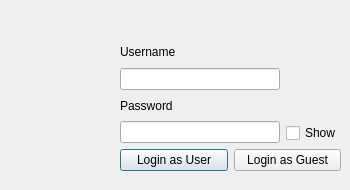
Above: src/windows/login.ui from fast-food-finder-associates/FastFoodFinder before the change. Below: the same form after it.
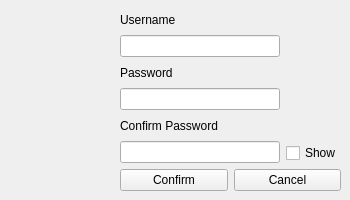
That is the form after the change. The open tabs and pages were chosen to show the change. Icons and pictures are not drawn.

Commit message: Registration form completed, removed authFile.txt from resources

Diff of the .ui file:
```diff
--- a/src/windows/login.ui
+++ b/src/windows/login.ui
@@ -7,7 +7,7 @@
     <x>0</x>
     <y>0</y>
     <width>350</width>
-    <height>190</height>
+    <height>200</height>
    </rect>
   </property>
   <property name="windowTitle">
@@ -20,23 +20,36 @@
   <widget class="QLabel" name="label_logo">
    <property name="geometry">
     <rect>
-     <x>0</x>
-     <y>0</y>
-     <width>120</width>
-     <height>190</height>
+     <x>9</x>
+     <y>9</y>
+     <width>101</width>
+     <height>181</height>
     </rect>
    </property>
    <property name="text">
     <string/>
    </property>
   </widget>
-  <widget class="QWidget" name="layoutWidget">
+  <widget class="QStackedWidget" name="stackedWidget">
    <property name="geometry">
     <rect>
      <x>120</x>
-     <y>20</y>
+     <y>10</y>
      <width>221</width>
-     <height>151</height>
+     <height>181</height>
+    </rect>
+   </property>
+   <property name="currentIndex">
+    <number>0</number>
+   </property>
+   <widget class="QWidget" name="page_login">
+    <widget class="QWidget" name="layoutWidget">
+     <property name="geometry">
+      <rect>
+       <x>0</x>
+       <y>0</y>
+       <width>221</width>
+       <height>179</height>
     </rect>
    </property>
    <layout class="QVBoxLayout" name="verticalLayout_2">
@@ -51,6 +64,9 @@
         <pointsize>9</pointsize>
        </font>
       </property>
+        <property name="styleSheet">
+         <string notr="true"/>
+        </property>
       <property name="frameShape">
        <enum>QFrame::NoFrame</enum>
       </property>
@@ -136,24 +152,170 @@
     <item>
      <layout class="QHBoxLayout" name="horizontalLayout">
       <item>
-       <widget class="QPushButton" name="pushButton_registered">
+         <spacer name="horizontalSpacer">
+          <property name="orientation">
+           <enum>Qt::Horizontal</enum>
+          </property>
+          <property name="sizeHint" stdset="0">
+           <size>
+            <width>40</width>
+            <height>20</height>
+           </size>
+          </property>
+         </spacer>
+        </item>
+        <item>
+         <widget class="QPushButton" name="pushButton_register">
         <property name="text">
-         <string>Login as User</string>
+           <string>Register</string>
         </property>
        </widget>
       </item>
       <item>
-       <widget class="QPushButton" name="pushButton_guest">
+         <spacer name="horizontalSpacer_2">
+          <property name="orientation">
+           <enum>Qt::Horizontal</enum>
+          </property>
+          <property name="sizeHint" stdset="0">
+           <size>
+            <width>40</width>
+            <height>20</height>
+           </size>
+          </property>
+         </spacer>
+        </item>
+       </layout>
+      </item>
+     </layout>
+    </widget>
+   </widget>
+   <widget class="QWidget" name="page_register">
+    <widget class="QWidget" name="layoutWidget_2">
+     <property name="geometry">
+      <rect>
+       <x>0</x>
+       <y>0</y>
+       <width>221</width>
+       <height>181</height>
+      </rect>
+     </property>
+     <layout class="QVBoxLayout" name="verticalLayout_4">
+      <item>
+       <layout class="QHBoxLayout" name="horizontalLayout_3">
+        <item>
+         <layout class="QVBoxLayout" name="verticalLayout_5">
+          <item>
+           <widget class="QLabel" name="label_usernameReg">
         <property name="text">
-         <string>Login as Guest</string>
-        </property>
-       </widget>
-      </item>
-     </layout>
-    </item>
-   </layout>
-  </widget>
- </widget>
+             <string>Username</string>
+            </property>
+            <property name="buddy">
+             <cstring>lineEdit_username</cstring>
+            </property>
+           </widget>
+          </item>
+          <item>
+           <widget class="QLineEdit" name="lineEdit_usernameReg"/>
+          </item>
+          <item>
+           <widget class="QLabel" name="label_passwordReg">
+            <property name="text">
+             <string>Password</string>
+            </property>
+            <property name="buddy">
+             <cstring>lineEdit_password</cstring>
+            </property>
+           </widget>
+          </item>
+          <item>
+           <widget class="QLineEdit" name="lineEdit_passwordReg">
+            <property name="echoMode">
+             <enum>QLineEdit::Password</enum>
+            </property>
+           </widget>
+          </item>
+          <item>
+           <widget class="QLabel" name="label_confirmPassword">
+            <property name="text">
+             <string>Confirm Password</string>
+            </property>
+            <property name="buddy">
+             <cstring>lineEdit_password</cstring>
+            </property>
+           </widget>
+          </item>
+          <item>
+           <widget class="QLineEdit" name="lineEdit_confirmPassword">
+            <property name="echoMode">
+             <enum>QLineEdit::Password</enum>
+            </property>
+           </widget>
+          </item>
+         </layout>
+        </item>
+        <item>
+         <layout class="QVBoxLayout" name="verticalLayout_6">
+          <item>
+           <spacer name="verticalSpacer_2">
+            <property name="orientation">
+             <enum>Qt::Vertical</enum>
+            </property>
+            <property name="sizeHint" stdset="0">
+             <size>
+              <width>20</width>
+              <height>40</height>
+             </size>
+            </property>
+           </spacer>
+          </item>
+          <item>
+           <widget class="QCheckBox" name="checkBox_showPWReg">
+            <property name="text">
+             <string>Show</string>
+            </property>
+           </widget>
+          </item>
+         </layout>
+        </item>
+       </layout>
+      </item>
+      <item>
+       <layout class="QHBoxLayout" name="horizontalLayout_7">
+        <item>
+         <widget class="QPushButton" name="pushButton_confirmReg">
+          <property name="text">
+           <string>Confirm</string>
+          </property>
+         </widget>
+        </item>
+        <item>
+         <widget class="QPushButton" name="pushButton_cancelReg">
+          <property name="text">
+           <string>Cancel</string>
+          </property>
+         </widget>
+        </item>
+       </layout>
+      </item>
+     </layout>
+    </widget>
+   </widget>
+  </widget>
+ </widget>
+ <tabstops>
+  <tabstop>pushButton_userLogin</tabstop>
+  <tabstop>pushButton_guestLogin</tabstop>
+  <tabstop>pushButton_register</tabstop>
+  <tabstop>lineEdit_username</tabstop>
+  <tabstop>lineEdit_password</tabstop>
+  <tabstop>checkBox_showPW</tabstop>
+  <tabstop>pushButton_confirmReg</tabstop>
+  <tabstop>pushButton_cancelReg</tabstop>
+  <tabstop>lineEdit_usernameReg</tabstop>
+  <tabstop>lineEdit_passwordReg</tabstop>
+  <tabstop>lineEdit_confirmPassword</tabstop>
+  <tabstop>checkBox_showPWReg</tabstop>
+ </tabstops>
  <resources>
   <include location="../../res.qrc"/>
  </resources>
```
Left out of the diff: 18 changed lines with no effect on the pictures. Lines whose indentation alone changed are shown as unchanged. The commit also changes 6 other files.
